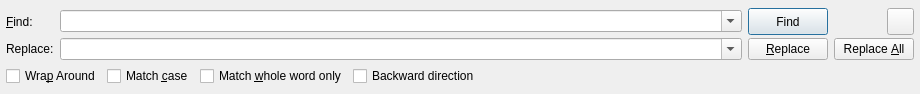
SantaJiang/NotePeek, file src/MainPage/find/findreplacewidget.ui: the form before one commit.
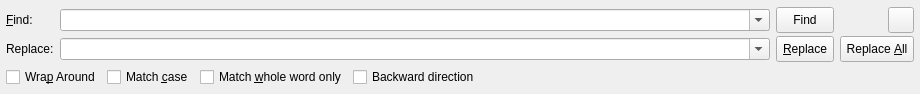
The form after the commit.

Commit message: style(ui): restyle the status bar and find controls

```diff
--- a/src/MainPage/find/findreplacewidget.ui
+++ b/src/MainPage/find/findreplacewidget.ui
@@ -68,36 +68,66 @@
       <number>3</number>
      </property>
      <item row="1" column="2">
-      <widget class="QPushButton" name="buttonReplace">
+       <widget class="QToolButton" name="buttonReplace">
        <property name="sizePolicy">
-        <sizepolicy hsizetype="Minimum" vsizetype="Minimum">
+         <sizepolicy hsizetype="Minimum" vsizetype="Fixed">
          <horstretch>0</horstretch>
          <verstretch>0</verstretch>
         </sizepolicy>
        </property>
+        <property name="minimumSize">
+         <size>
+          <width>0</width>
+          <height>26</height>
+         </size>
+        </property>
+        <property name="maximumSize">
+         <size>
+          <width>16777215</width>
+          <height>26</height>
+         </size>
+        </property>
        <property name="font">
         <font>
          <pointsize>9</pointsize>
         </font>
        </property>
+        <property name="toolButtonStyle">
+         <enum>Qt::ToolButtonStyle::ToolButtonTextOnly</enum>
+        </property>
        <property name="text">
         <string>&amp;Replace</string>
        </property>
       </widget>
      </item>
      <item row="1" column="3">
-      <widget class="QPushButton" name="buttonReplaceAll">
+       <widget class="QToolButton" name="buttonReplaceAll">
        <property name="sizePolicy">
-        <sizepolicy hsizetype="Minimum" vsizetype="Minimum">
+         <sizepolicy hsizetype="Minimum" vsizetype="Fixed">
          <horstretch>0</horstretch>
          <verstretch>0</verstretch>
         </sizepolicy>
        </property>
+        <property name="minimumSize">
+         <size>
+          <width>0</width>
+          <height>26</height>
+         </size>
+        </property>
+        <property name="maximumSize">
+         <size>
+          <width>16777215</width>
+          <height>26</height>
+         </size>
+        </property>
        <property name="font">
         <font>
          <pointsize>9</pointsize>
         </font>
        </property>
+        <property name="toolButtonStyle">
+         <enum>Qt::ToolButtonStyle::ToolButtonTextOnly</enum>
+        </property>
        <property name="text">
         <string>Replace &amp;All</string>
        </property>
@@ -128,27 +158,36 @@
       </widget>
      </item>
      <item row="0" column="2">
-      <widget class="QPushButton" name="buttonFind">
+       <widget class="QToolButton" name="buttonFind">
        <property name="sizePolicy">
-        <sizepolicy hsizetype="Minimum" vsizetype="Minimum">
+         <sizepolicy hsizetype="Minimum" vsizetype="Fixed">
          <horstretch>0</horstretch>
          <verstretch>0</verstretch>
         </sizepolicy>
        </property>
+        <property name="minimumSize">
+         <size>
+          <width>0</width>
+          <height>26</height>
+         </size>
+        </property>
+        <property name="maximumSize">
+         <size>
+          <width>16777215</width>
+          <height>26</height>
+         </size>
+        </property>
        <property name="font">
         <font>
          <pointsize>9</pointsize>
         </font>
        </property>
+        <property name="toolButtonStyle">
+         <enum>Qt::ToolButtonStyle::ToolButtonTextOnly</enum>
+        </property>
        <property name="text">
         <string>Find</string>
        </property>
-       <property name="autoDefault">
-        <bool>false</bool>
-       </property>
-       <property name="default">
-        <bool>true</bool>
-       </property>
       </widget>
      </item>
      <item row="1" column="0">
@@ -255,14 +294,14 @@
        </property>
        <property name="minimumSize">
         <size>
-         <width>27</width>
-         <height>27</height>
+          <width>26</width>
+          <height>26</height>
         </size>
        </property>
        <property name="maximumSize">
         <size>
-         <width>27</width>
-         <height>27</height>
+          <width>26</width>
+          <height>26</height>
         </size>
        </property>
        <property name="text">
```
Lines whose indentation alone changed are shown as unchanged. The commit also changes 3 other files.
